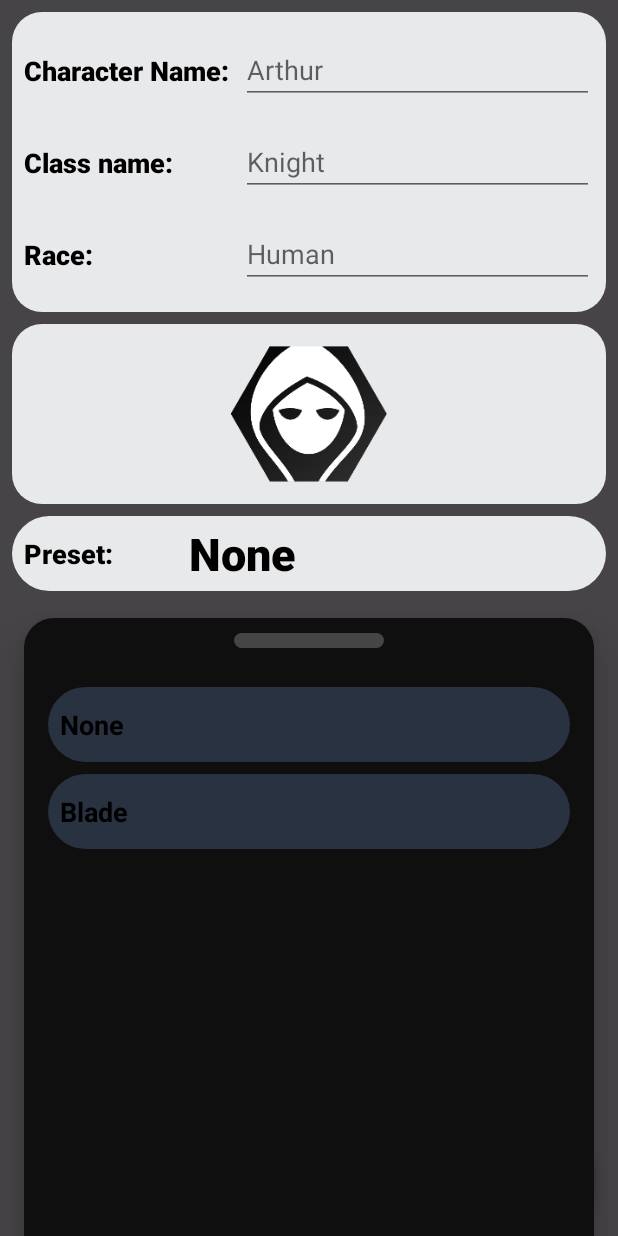
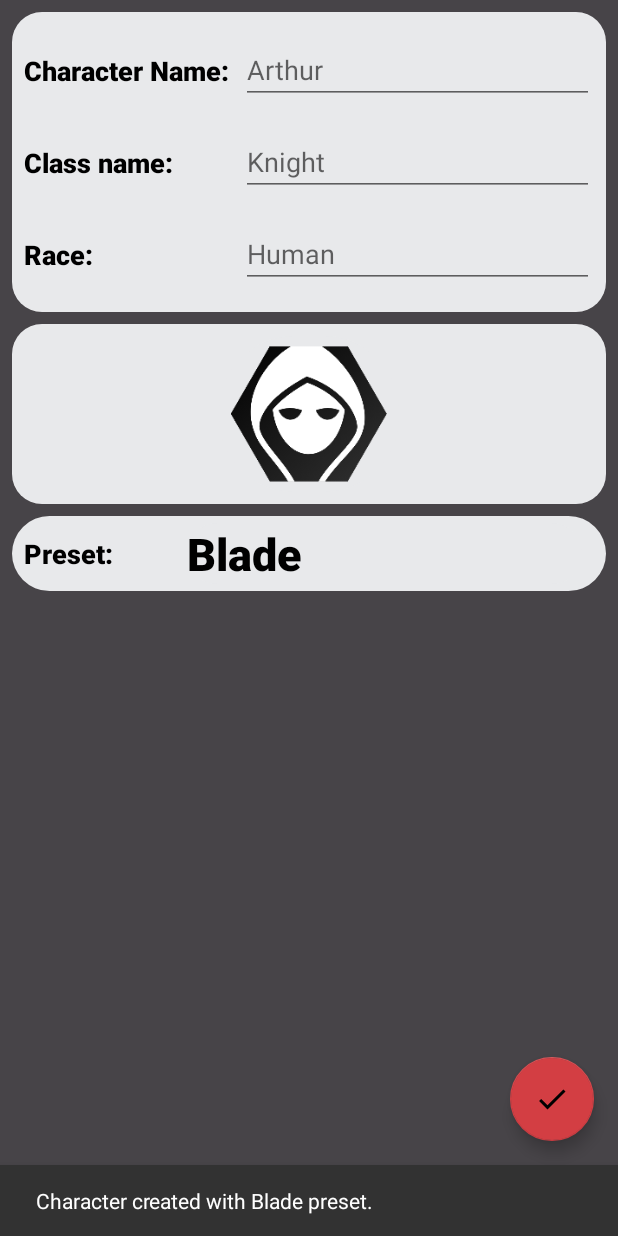
Before and after one commit to Reggar66/Character-Sheet-App, an Android app: the CharacterCreationFragment screen opened through its navigation route, after a tap on an icon or button, on a phone screen of 412 x 824 dp. Run offline under Robolectric (Android 15) with nearby library versions, the phone set to English and light mode, and no system bars; our stand-ins replace AdMob, Room's generated code, navigation-ui; libraries missing offline, so code that uses them is left out: com.google.ads.consent, com.google.ads.mediation, com.suddenh4x.ratingdialog; pictures from the network do not load; Roboto replaces fonts that are not available here; 9 statements that could not run were skipped; 3 other taps on this screen came first.

Commit message:
Working on new character creation #6 Works choosing predefined presets

```diff
--- a/UCS/src/main/java/com/awkwardlydevelopedapps/unicharsheet/fragments/CharacterCreationFragment.java
+++ b/UCS/src/main/java/com/awkwardlydevelopedapps/unicharsheet/fragments/CharacterCreationFragment.java
@@ -48,11 +48,9 @@ public class CharacterCreationFragment extends Fragment {
 
     private View rootView;
 
-    private FloatingActionButton floatingActionButton;
-
     private ImageView icon;
     private BottomSheetBehavior<View> bottomSheetBehaviorIcons;
-    private ArrayList<Icon> icons;
+    TextView textViewPreset;
 
     private CharacterDao characterDao;
     private StatDao statDao;
@@ -73,7 +71,7 @@ public class CharacterCreationFragment extends Fragment {
         presetDao = DbSingleton.Instance(requireContext()).getPresetDao();
 
 
-        floatingActionButton = rootView.findViewById(R.id.add_button);
+        FloatingActionButton floatingActionButton = rootView.findViewById(R.id.add_button);
         floatingActionButton.setImageResource(R.drawable.ic_done_black_24dp);
         floatingActionButton.setOnClickListener(new FABOnClick());
 
@@ -87,7 +85,7 @@ public class CharacterCreationFragment extends Fragment {
         icon.setContentDescription(ImageContract.Character.COWLED);
 
         RecyclerView recyclerViewBottomSheet = rootView.findViewById(R.id.recyclerView_icons_grid);
-        icons = Icon.Companion.populateIcons();
+        ArrayList<Icon> icons = Icon.Companion.populateIcons();
         IconsAdapter iconsAdapter = new IconsAdapter(icons, icon, bottomSheetBehaviorIcons);
         recyclerViewBottomSheet.setAdapter(iconsAdapter);
         recyclerViewBottomSheet.setLayoutManager(new GridLayoutManager(requireContext(), 3));
@@ -97,13 +95,14 @@ public class CharacterCreationFragment extends Fragment {
         View bottomSheetPreset = rootView.findViewById(R.id.bottomSheet_presetSelection);
         BottomSheetBehavior<View> bottomSheetBehaviorPreset = BottomSheetBehavior.from(bottomSheetPreset);
         bottomSheetBehaviorPreset.setState(BottomSheetBehavior.STATE_HIDDEN);
-        TextView textViewPreset = rootView.findViewById(R.id.textView_preset_characterCreation);
+        textViewPreset = rootView.findViewById(R.id.textView_preset_characterCreation);
 
         RecyclerView recyclerViewPresetList = rootView.findViewById(R.id.recyclerView_presetList);
         ArrayList<PresetList> presetList = PresetList.presetList();
-        PresetListAdapter presetListAdapter = new PresetListAdapter(presetList);
+        PresetListAdapter presetListAdapter = new PresetListAdapter(presetList, textViewPreset, bottomSheetBehaviorPreset);
         recyclerViewPresetList.setAdapter(presetListAdapter);
         recyclerViewPresetList.setLayoutManager(new LinearLayoutManager(requireContext()));
+
 
         // Taking care of showing bottom sheets
         icon.setOnClickListener(view -> {
@@ -130,24 +129,6 @@ public class CharacterCreationFragment extends Fragment {
         super.onPause();
     }
 
-    private Runnable taskLoadPresetList(Handler handler) {
-        return () -> {
-            Message msg = handler.obtainMessage();
-            List<String> tempPresetList = getPresetList();
-            msg.what = 1;
-            msg.obj = tempPresetList;
-            handler.sendMessage(msg);
-        };
-    }
-
-    private List<String> getPresetList() {
-        List<String> presets = new ArrayList<>();
-        presets.add("None");
-        presets.add("Blade");
-        presets.addAll(presetDao.getPresetList());
-
-        return presets;
-    }
 
     private Runnable taskCreateAndAddCharacter() {
         return () -> createAndAddCharacter();
@@ -163,12 +144,15 @@ public class CharacterCreationFragment extends Fragment {
         String race = editTextRace.getText().toString();
 
 
-        //create and add new character
-        //Check if given character already exist, if so - quit adding
+        // Create and add new character
         Character newCharacter = new Character(name, className, race, imageResourceTag());
 
-        //Insert new character to DB and store its ID.
+        // Insert new character to DB and store its ID.
         charId = (int) characterDao.insert(newCharacter);
+
+        // Preset check
+        checkPresetToAdd();
+
 
         //Go back to CharacterList
         NavHostFragment
@@ -176,7 +160,25 @@ public class CharacterCreationFragment extends Fragment {
                 .navigate(CharacterCreationFragmentDirections.actionCharacterCreationFragmentToCharacterListFragment());
     }
 
-    private void bladePreset(String charName) {
+    private void checkPresetToAdd() {
+        String presetName = textViewPreset.getText().toString();
+        switch (presetName) {
+            case "None":
+                showToast("Character created without Blade preset.");
+                break;
+            case "Blade":
+                Snackbar.make(rootView, "Character created with Blade preset.", BaseTransientBottomBar.LENGTH_SHORT).show();
+                bladePreset();
+            case "Custom":
+                loadCustomPreset(presetName);
+                break;
+            default:
+                Snackbar.make(rootView, "Something went wrong with presets.", BaseTransientBottomBar.LENGTH_SHORT).show();
+                break;
+        }
+    }
+
+    private void bladePreset() {
         statDao.insert(
                 new Stat(getString(R.string.strength), "0", charId, 1),
                 new Stat(getString(R.string.agility), "0", charId, 1),
@@ -195,10 +197,10 @@ public class CharacterCreationFragment extends Fragment {
         );
     }
 
-    private void loadCustomPreset(String presetName, String charName) {
-        List<Preset> statList = new ArrayList<>(presetDao.getPresetStats(presetName));
+    private void loadCustomPreset(String presetName) {
+        List<Preset> presetStatList = new ArrayList<>(presetDao.getPresetStats(presetName));
 
-        for (Preset preset : statList) {
+        for (Preset preset : presetStatList) {
             statDao.insert(new Stat(preset.getName(), "0", charId, preset.getPage()));
         }
 
@@ -209,12 +211,11 @@ public class CharacterCreationFragment extends Fragment {
     }
 
     private void showToast(String msg) {
-        ((AppCompatActivity) requireActivity()).runOnUiThread(new Runnable() {
-            @Override
-            public void run() {
-                Toast.makeText(requireContext(), msg, Toast.LENGTH_SHORT).show();
-            }
-        });
+        requireActivity().runOnUiThread(() -> Toast.makeText(requireContext(), msg, Toast.LENGTH_SHORT).show());
+    }
+
+    private void showSnackbar(String msg) {
+        requireActivity().runOnUiThread(() -> Snackbar.make(rootView, msg, BaseTransientBottomBar.LENGTH_SHORT).show());
     }
 
     /**
@@ -227,12 +228,4 @@ public class CharacterCreationFragment extends Fragment {
             ExecSingleton.getInstance().execute(taskCreateAndAddCharacter());
         }
     }
-
-    private class OnIconChooserClickListener implements View.OnClickListener {
-
-        @Override
-        public void onClick(View view) {
-            Snackbar.make(rootView, "Icon click!", BaseTransientBottomBar.LENGTH_SHORT).show();
-        }
-    }
 }
--- a/UCS/src/main/java/com/awkwardlydevelopedapps/unicharsheet/preset/PresetListAdapter.kt
+++ b/UCS/src/main/java/com/awkwardlydevelopedapps/unicharsheet/preset/PresetListAdapter.kt
@@ -3,16 +3,30 @@ package com.awkwardlydevelopedapps.unicharsheet.preset
 import android.view.LayoutInflater
 import android.view.View
 import android.view.ViewGroup
+import android.widget.FrameLayout
 import android.widget.TextView
 import androidx.recyclerview.widget.RecyclerView
 import com.awkwardlydevelopedapps.unicharsheet.R
+import com.google.android.material.bottomsheet.BottomSheetBehavior
 import java.util.ArrayList
 
-class PresetListAdapter(private val mPresetList: ArrayList<PresetList>) : RecyclerView.Adapter<PresetListAdapter.ViewHolder>() {
+class PresetListAdapter(private val mPresetList: ArrayList<PresetList>,
+                        private val textViewPresetToSet: TextView,
+                        private val bottomSheetBehavior: BottomSheetBehavior<View>) : RecyclerView.Adapter<PresetListAdapter.ViewHolder>() {
 
 
-    class ViewHolder(itemView: View) : RecyclerView.ViewHolder(itemView) {
+    inner class ViewHolder(itemView: View) : RecyclerView.ViewHolder(itemView), View.OnClickListener {
         val textViewPresetName: TextView = itemView.findViewById(R.id.textView_presetList_name)
+        val frameLayout: FrameLayout = itemView.findViewById(R.id.frameLayout_presetListName_container)
+
+        init {
+            frameLayout.setOnClickListener(this)
+        }
+
+        override fun onClick(p0: View?) {
+            textViewPresetToSet.text = textViewPresetName.text
+            bottomSheetBehavior.state = BottomSheetBehavior.STATE_HIDDEN
+        }
     }
 
     override fun onCreateViewHolder(parent: ViewGroup, viewType: Int): PresetListAdapter.ViewHolder {
--- a/UCS/src/main/res/layout/bottom_sheet_icon_item.xml
+++ b/UCS/src/main/res/layout/bottom_sheet_icon_item.xml
@@ -10,7 +10,6 @@
         android:layout_height="match_parent"
         android:layout_margin="8dp"
         android:background="@drawable/equipment_details_background_drawable"
-        android:backgroundTint="@color/colorPrimary"
         app:layout_constraintBottom_toBottomOf="parent"
         app:layout_constraintEnd_toEndOf="parent"
         app:layout_constraintStart_toStartOf="parent"
--- a/UCS/src/main/res/layout/bottom_sheet_preset_list_item.xml
+++ b/UCS/src/main/res/layout/bottom_sheet_preset_list_item.xml
@@ -6,11 +6,11 @@
     android:layout_height="wrap_content">
 
     <FrameLayout
+        android:id="@+id/frameLayout_presetListName_container"
         android:layout_width="match_parent"
         android:layout_height="wrap_content"
         android:layout_margin="8dp"
         android:background="@drawable/list_item_stat_drawable"
-        android:backgroundTint="@color/colorPrimary"
         app:layout_constraintEnd_toEndOf="parent"
         app:layout_constraintEnd_toStartOf="parent"
         app:layout_constraintTop_toTopOf="parent">
@@ -20,7 +20,10 @@
             android:layout_width="match_parent"
             android:layout_height="wrap_content"
             android:layout_gravity="center"
-            android:layout_margin="8dp"
+            android:layout_marginStart="24dp"
+            android:layout_marginTop="8dp"
+            android:layout_marginEnd="24dp"
+            android:layout_marginBottom="8dp"
             android:textColor="@color/TextOnSecondary"
             android:textSize="18sp"
             android:textStyle="bold"
```
